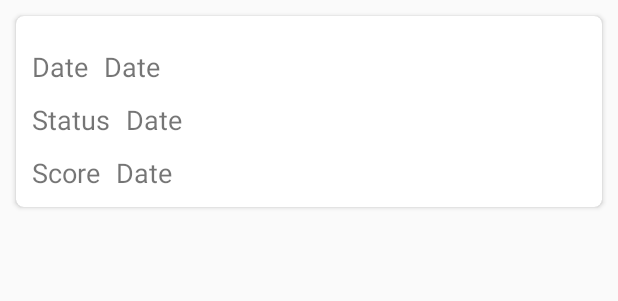
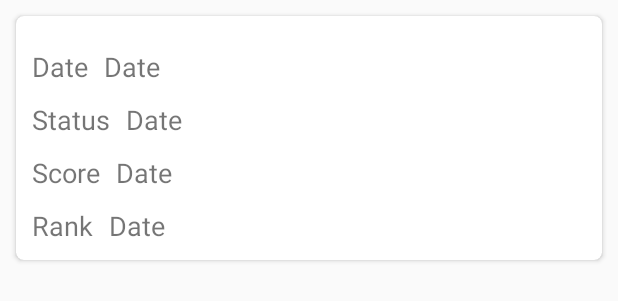
Before and after one commit to adeel696/mcqapp, an Android app: the layout mcq_history_child.xml on its own in the app's theme, with its tools: preview values and no code run, on a phone screen of 412 x 824 dp. Shown: the top 301 px of the screen. Run offline under Robolectric (Android 15) with nearby library versions, the phone set to English and light mode, and no system bars.

Commit message:
Add new changes.

```diff
--- a/app/src/main/java/com/digitalandroidweb/androidregisterandlogin/model/LoginResponse.kt
+++ b/app/src/main/java/com/digitalandroidweb/androidregisterandlogin/model/LoginResponse.kt
@@ -45,7 +45,9 @@ data class McqDetail (
 data class McqHistory (
         @SerializedName("Date") val date : String,
         @SerializedName("Status") val status : String,
-        @SerializedName("Score") val score : String
+        @SerializedName("Score") val score : String,
+        @SerializedName("Rank") val rank : String,
+        @SerializedName("Rank_Show") val rank_Show : String
 )
 
 data class Payment (
--- a/app/src/main/java/com/digitalandroidweb/androidregisterandlogin/views/Dashboard/ChildViewMCQHistory.kt
+++ b/app/src/main/java/com/digitalandroidweb/androidregisterandlogin/views/Dashboard/ChildViewMCQHistory.kt
@@ -22,6 +22,9 @@ class ChildViewMCQHistory(mContext: Context, mcqHistory: McqHistory) {
     @View(R.id.tv_score_txt)
     var tvScoreTxt: TextView? = null
 
+    @View(R.id.tv_rank_txt)
+    var tvRankTxt: TextView? = null
+
 
     private val mContext: Context
     private val mcqHistory: McqHistory
@@ -38,6 +41,7 @@ class ChildViewMCQHistory(mContext: Context, mcqHistory: McqHistory) {
         tvDateTxt?.text = General.getFormatedDateHistory(mcqHistory.date)
         tvScoreTxt?.text = mcqHistory.score
         tvStatusTxt?.text = mcqHistory.status
+        tvRankTxt?.text = mcqHistory.rank
 
     }
 
--- a/app/src/main/java/com/digitalandroidweb/androidregisterandlogin/views/Dashboard/ChildViewTraining.kt
+++ b/app/src/main/java/com/digitalandroidweb/androidregisterandlogin/views/Dashboard/ChildViewTraining.kt
@@ -64,8 +64,6 @@ class ChildViewTraining(mContext: Context, mcqDetail: McqDetail?,amount:Int,id:I
     @Resolve
     private fun onResolve() {
         Log.d(ChildViewTraining::class.simpleName, "onResolve: ")
-
-
         if(mcqDetail == null){
             Log.d(ChildViewTraining::class.simpleName, "onResolve: ")
             tvMCQName?.visibility = android.view.View.GONE
--- a/app/src/main/java/com/digitalandroidweb/androidregisterandlogin/views/Dashboard/HeaderViewTraining.kt
+++ b/app/src/main/java/com/digitalandroidweb/androidregisterandlogin/views/Dashboard/HeaderViewTraining.kt
@@ -1,6 +1,7 @@
 package com.digitalandroidweb.androidregisterandlogin.views.Dashboard
 
 import android.content.Context
+import android.text.Html
 import android.util.Log
 import android.widget.TextView
 import com.digitalandroidweb.androidregisterandlogin.R
@@ -24,7 +25,7 @@ class HeaderViewTraining(context: Context, headerText: String) {
     @Resolve
     private fun onResolve() {
         Log.d(HeaderView::class.simpleName, "onResolve: ")
-        headerText!!.text = mHeaderText
+        headerText!!.text = Html.fromHtml(mHeaderText)
     }
 
     @Expand
--- a/app/src/main/java/com/digitalandroidweb/androidregisterandlogin/views/Trainings.kt
+++ b/app/src/main/java/com/digitalandroidweb/androidregisterandlogin/views/Trainings.kt
@@ -41,7 +41,7 @@ class Trainings : Fragment() {
     lateinit var mContext: Context
     private lateinit var adapter: PaymentAdapter
     private var textVisibility = false
-    private var onlineVisibility = false
+    private var onlineVisibility = true
     private lateinit var pointOfSaleAdapter: PointOfSaleAdapter
 
 
@@ -110,7 +110,7 @@ class Trainings : Fragment() {
                     Log.d(Trainings::class.simpleName, "callApi: ${mcqList.size}")
                     withContext(Dispatchers.Main) {
                         for(mcq in mcqList){
-                            rv_mcqHistoryD.addView(HeaderViewTraining(mContext," ${mcq.mcqType} \n${mcq.description}"))
+                            rv_mcqHistoryD.addView(HeaderViewTraining(mContext," ${mcq.mcqType} <br/> ${mcq.description}"))
                             if(mcq.mcqDetail.isNotEmpty()) {
                                 for(mqDetail in mcq.mcqDetail) {
                                     rv_mcqHistoryD.addView(ChildViewTraining(mContext, mqDetail,mcq.amount.toInt(),mcq.id.toInt()))
--- a/app/src/main/res/layout/fragment_payment_history.xml
+++ b/app/src/main/res/layout/fragment_payment_history.xml
@@ -90,7 +90,7 @@
         tools:listitem="@layout/mcq_history_child"
         android:scrollbars="vertical"
         app:layout_constrainedHeight="true"
-        android:visibility="gone"
+        android:visibility="visible"
         >
     </com.mindorks.placeholderview.ExpandablePlaceHolderView>
 
--- a/app/src/main/res/layout/mcq_history_child.xml
+++ b/app/src/main/res/layout/mcq_history_child.xml
@@ -34,7 +34,7 @@
             android:layout_height="wrap_content"
             android:textSize="@dimen/_14sdp"
             android:layout_marginTop="@dimen/_8sdp"
-            tools:text="@string/date"
+            android:text="@string/date"
             app:layout_constraintStart_toStartOf="parent"
             app:layout_constraintTop_toTopOf="parent"
             />
@@ -58,7 +58,7 @@
             android:layout_height="wrap_content"
             android:textSize="@dimen/_14sdp"
             android:layout_marginTop="@dimen/_8sdp"
-            tools:text="@string/status"
+            android:text="@string/status"
             app:layout_constraintStart_toStartOf="parent"
             app:layout_constraintTop_toBottomOf="@+id/tv_date"
             />
@@ -82,7 +82,7 @@
             android:layout_height="wrap_content"
             android:textSize="@dimen/_14sdp"
             android:layout_marginTop="@dimen/_8sdp"
-            tools:text="@string/score"
+            android:text="@string/score"
             app:layout_constraintStart_toStartOf="parent"
             app:layout_constraintTop_toBottomOf="@+id/tv_status"
             />
@@ -99,6 +99,29 @@
             app:layout_constraintStart_toEndOf="@+id/tv_score"
             />
 
+        <TextView
+            android:id="@+id/tv_rank"
+            android:layout_width="wrap_content"
+            android:layout_height="wrap_content"
+            android:textSize="@dimen/_14sdp"
+            android:layout_marginTop="@dimen/_8sdp"
+            android:text="@string/rank"
+            app:layout_constraintStart_toStartOf="parent"
+            app:layout_constraintTop_toBottomOf="@+id/tv_score"
+            />
+
+        <TextView
+            android:id="@+id/tv_rank_txt"
+            android:layout_width="wrap_content"
+            android:layout_height="wrap_content"
+            android:textSize="@dimen/_14sdp"
+            android:layout_marginStart="@dimen/_8sdp"
+            android:layout_marginTop="@dimen/_8sdp"
+            tools:text="@string/date"
+            app:layout_constraintTop_toBottomOf="@+id/tv_score"
+            app:layout_constraintStart_toEndOf="@+id/tv_rank"
+            />
+
 
 
 
--- a/app/src/main/res/values/strings.xml
+++ b/app/src/main/res/values/strings.xml
@@ -43,7 +43,7 @@
     <string name="name_detail">Name</string>
     <string name="username">Username</string>
     <string name="confrim_password">Confrim Password</string>
-    <string name="phone_number">Phone Number</string>
+    <string name="phone_number">Email/Phone(xx xx xx xx)</string>
     <string name="start_test">Start Test</string>
     <string name="next">Next</string>
     <string name="your_score_is">Your Score is: %1$s</string>
@@ -95,4 +95,5 @@
     <string name="payment">Payment</string>
     <!-- TODO: Remove or change this placeholder text -->
     <string name="hello_blank_fragment">Hello blank fragment</string>
+    <string name="rank">Rank</string>
 </resources>
```
Also changed, not shown: app/src/main/res/layout/training_item.xml (+8 -14 lines), 1 other file.
